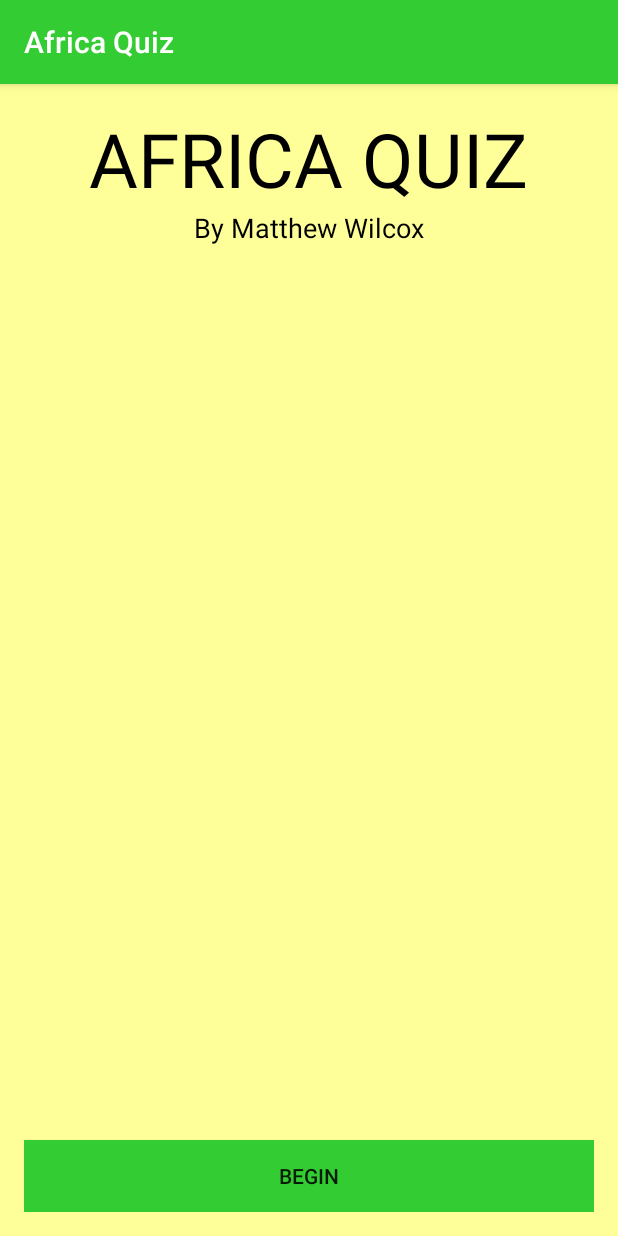
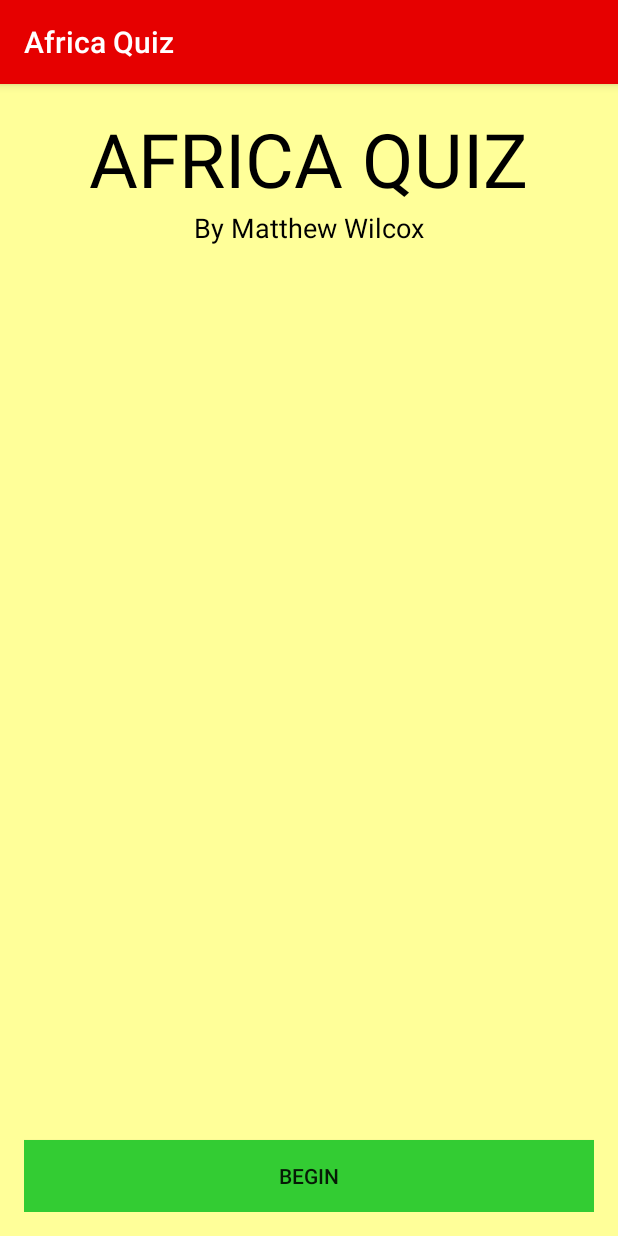
Before and after one commit to mwilcox-wi/TheQuiz, an Android app: the screen it shows after launch (MainActivity), on a phone screen of 412 x 824 dp. Run offline under Robolectric (Android 15) with nearby library versions, the phone set to English and light mode, and no system bars.

Commit message:
Color Scheme Changed color scheme

```diff
--- a/app/src/main/res/values/colors.xml
+++ b/app/src/main/res/values/colors.xml
@@ -1,6 +1,6 @@
 <?xml version="1.0" encoding="utf-8"?>
 <resources>
-    <color name="colorPrimary">#33cc33</color>
-    <color name="colorPrimaryDark">#009900</color>
+    <color name="colorPrimary">#e60000</color>
+    <color name="colorPrimaryDark">#cc0000</color>
     <color name="colorAccent">#999966</color>
 </resources>
```
